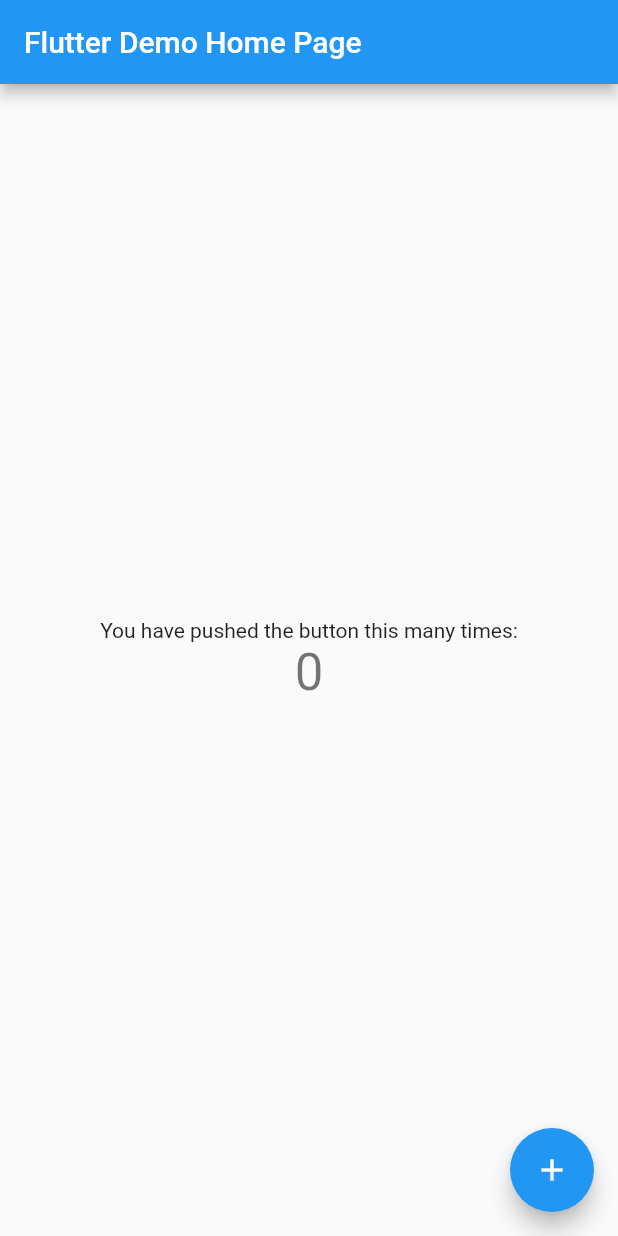
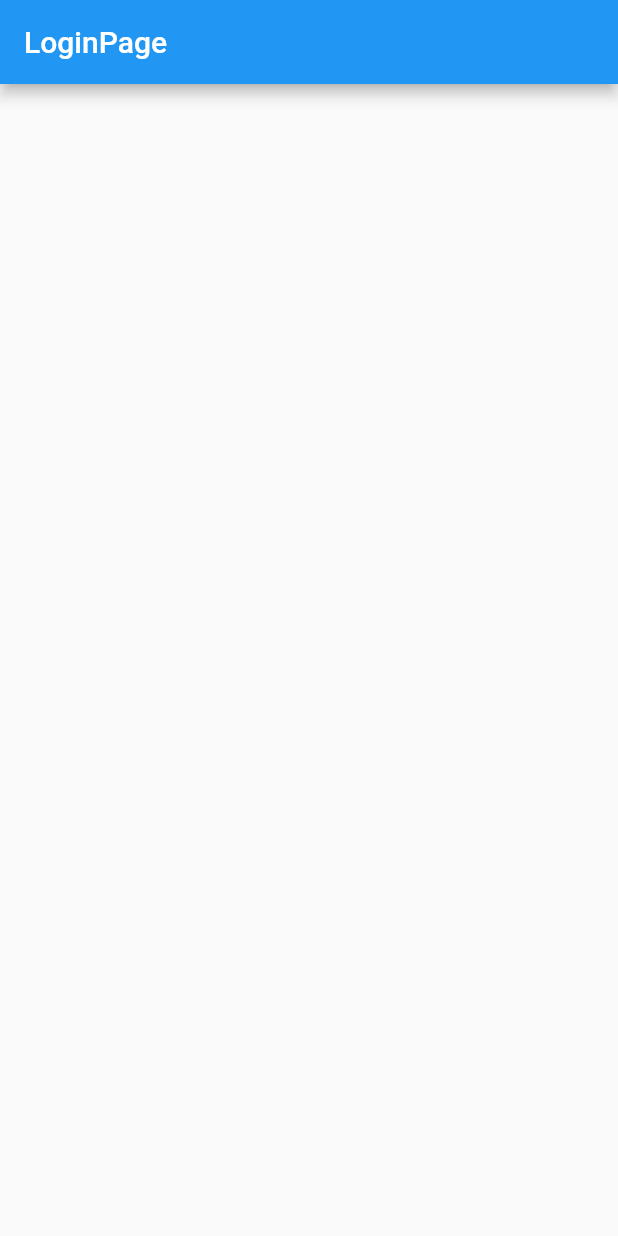
Before and after one commit to dan7sc/flutter-navigation, a Flutter app: the screen it shows after launch, on a phone screen of 412 x 824 dp. Run offline on Flutter 3.47's test engine with Material 2 defaults, Android fonts, the phone set to English and light mode, and no system bars.

Commit message:
Add HomePage and LoginPage class

```diff
--- /dev/null
+++ b/lib/home_page.dart
@@ -0,0 +1,14 @@
+import 'package:flutter/material.dart';
+
+class HomePage extends StatelessWidget {
+  const HomePage({Key? key}) : super(key: key);
+
+  @override
+  Widget build(BuildContext context) {
+    return Scaffold(
+      appBar: AppBar(
+        title: Text("HomePage"),
+      ),
+    );
+  }
+}
--- /dev/null
+++ b/lib/login_page.dart
@@ -0,0 +1,14 @@
+import 'package:flutter/material.dart';
+
+class LoginPage extends StatelessWidget {
+  const LoginPage({Key? key}) : super(key: key);
+
+  @override
+  Widget build(BuildContext context) {
+    return Scaffold(
+      appBar: AppBar(
+        title: Text("LoginPage"),
+      ),
+    );
+  }
+}
--- a/lib/main.dart
+++ b/lib/main.dart
@@ -1,4 +1,6 @@
 import 'package:flutter/material.dart';
+import 'package:navigations/home_page.dart';
+import 'package:navigations/login_page.dart';
 
 void main() {
   runApp(MyApp());
@@ -10,58 +12,10 @@
     return MaterialApp(
       title: 'Flutter Demo',
       theme: ThemeData(
-        //
         primarySwatch: Colors.blue,
       ),
-      home: MyHomePage(title: 'Flutter Demo Home Page'),
+      // home: HomePage(),
+      home: LoginPage(),
     );
   }
 }
-
-class MyHomePage extends StatefulWidget {
-  MyHomePage({Key? key, required this.title}) : super(key: key);
-
-  final String title;
-
-  @override
-  _MyHomePageState createState() => _MyHomePageState();
-}
-
-class _MyHomePageState extends State<MyHomePage> {
-  int _counter = 0;
-
-  void _incrementCounter() {
-    setState(() {
-      _counter++;
-    });
-  }
-
-  @override
-  Widget build(BuildContext context) {
-    //
-    return Scaffold(
-      appBar: AppBar(
-        title: Text(widget.title),
-      ),
-      body: Center(
-        child: Column(
-          mainAxisAlignment: MainAxisAlignment.center,
-          children: <Widget>[
-            Text(
-              'You have pushed the button this many times:',
-            ),
-            Text(
-              '$_counter',
-              style: Theme.of(context).textTheme.headline4,
-            ),
-          ],
-        ),
-      ),
-      floatingActionButton: FloatingActionButton(
-        onPressed: _incrementCounter,
-        tooltip: 'Increment',
-        child: Icon(Icons.add),
-      ),
-    );
-  }
-}
```
